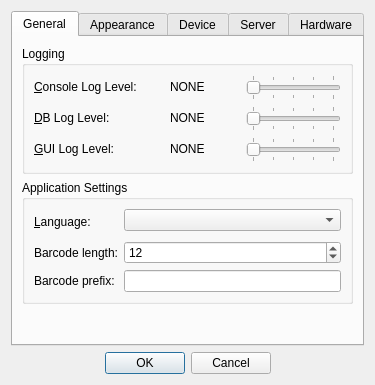
The window that client/dlgpreferences.ui (tbikfalvi/Belenus) describes before a commit, drawn with Qt 5.
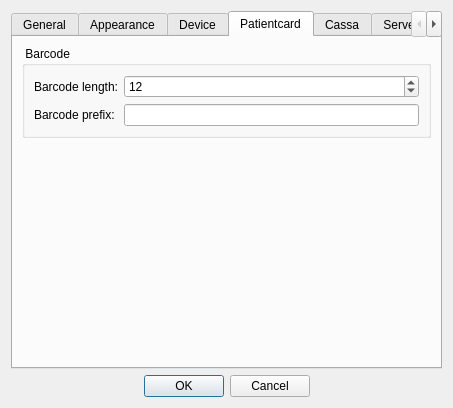
The same window after the commit. The open tabs and pages were chosen to show the change.

```diff
--- a/client/dlgpreferences.ui
+++ b/client/dlgpreferences.ui
@@ -9,8 +9,8 @@
    <rect>
     <x>0</x>
     <y>0</y>
-    <width>375</width>
-    <height>385</height>
+    <width>453</width>
+    <height>408</height>
    </rect>
   </property>
   <property name="windowTitle">
@@ -276,6 +276,9 @@
           <string>Application Settings</string>
          </property>
          <layout class="QFormLayout" name="formLayout">
+          <property name="fieldGrowthPolicy">
+           <enum>QFormLayout::AllNonFixedFieldsGrow</enum>
+          </property>
           <item row="0" column="0">
            <widget class="QLabel" name="lblAppLang">
             <property name="minimumSize">
@@ -299,36 +302,6 @@
             </property>
            </widget>
           </item>
-          <item row="1" column="0">
-           <widget class="QLabel" name="lblBarcodeLen">
-            <property name="text">
-             <string>Barcode length:</string>
-            </property>
-           </widget>
-          </item>
-          <item row="1" column="1">
-           <widget class="QSpinBox" name="spbBarcodeLen">
-            <property name="minimum">
-             <number>5</number>
-            </property>
-            <property name="maximum">
-             <number>30</number>
-            </property>
-            <property name="value">
-             <number>12</number>
-            </property>
-           </widget>
-          </item>
-          <item row="2" column="0">
-           <widget class="QLabel" name="lblBarcodePrefix">
-            <property name="text">
-             <string>Barcode prefix:</string>
-            </property>
-           </widget>
-          </item>
-          <item row="2" column="1">
-           <widget class="QLineEdit" name="ledBarcodePrefix"/>
-          </item>
          </layout>
         </widget>
        </item>
@@ -463,6 +436,95 @@
        </item>
       </layout>
      </widget>
+     <widget class="QWidget" name="tab_2">
+      <attribute name="title">
+       <string>Patientcard</string>
+      </attribute>
+      <layout class="QVBoxLayout" name="verticalLayout_9">
+       <item>
+        <widget class="QGroupBox" name="grpBarcode">
+         <property name="title">
+          <string> Barcode </string>
+         </property>
+         <layout class="QFormLayout" name="formLayout_4">
+          <item row="0" column="0">
+           <widget class="QLabel" name="lblBarcodeLen">
+            <property name="text">
+             <string>Barcode length:</string>
+            </property>
+           </widget>
+          </item>
+          <item row="0" column="1">
+           <widget class="QSpinBox" name="spbBarcodeLen">
+            <property name="minimum">
+             <number>5</number>
+            </property>
+            <property name="maximum">
+             <number>30</number>
+            </property>
+            <property name="value">
+             <number>12</number>
+            </property>
+           </widget>
+          </item>
+          <item row="1" column="0">
+           <widget class="QLabel" name="lblBarcodePrefix">
+            <property name="text">
+             <string>Barcode prefix:</string>
+            </property>
+           </widget>
+          </item>
+          <item row="1" column="1">
+           <widget class="QLineEdit" name="ledBarcodePrefix"/>
+          </item>
+         </layout>
+        </widget>
+       </item>
+       <item>
+        <spacer name="verticalSpacer_6">
+         <property name="orientation">
+          <enum>Qt::Vertical</enum>
+         </property>
+         <property name="sizeHint" stdset="0">
+          <size>
+           <width>20</width>
+           <height>167</height>
+          </size>
+         </property>
+        </spacer>
+       </item>
+      </layout>
+     </widget>
+     <widget class="QWidget" name="tab_3">
+      <attribute name="title">
+       <string>Cassa</string>
+      </attribute>
+      <layout class="QVBoxLayout" name="verticalLayout_8">
+       <item>
+        <widget class="QCheckBox" name="chkAutoCloseCassa">
+         <property name="toolTip">
+          <string>Automatically close cassa when user log out</string>
+         </property>
+         <property name="text">
+          <string>Auto close cassa</string>
+         </property>
+        </widget>
+       </item>
+       <item>
+        <spacer name="verticalSpacer_5">
+         <property name="orientation">
+          <enum>Qt::Vertical</enum>
+         </property>
+         <property name="sizeHint" stdset="0">
+          <size>
+           <width>20</width>
+           <height>241</height>
+          </size>
+         </property>
+        </spacer>
+       </item>
+      </layout>
+     </widget>
      <widget class="QWidget" name="tab_Server">
       <attribute name="title">
        <string>Server</string>
```
Left out of the diff: 13 changed lines with no effect on the pictures.
